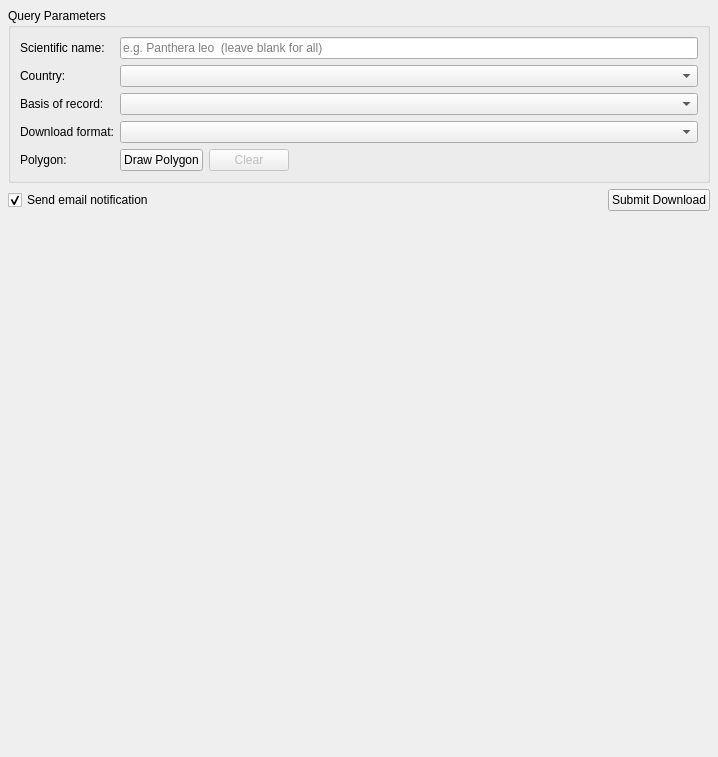
dimasciput/gbif-downloader-qgis-plugin, file gbif_downloader/gui/action_tab.ui: the form before one commit.
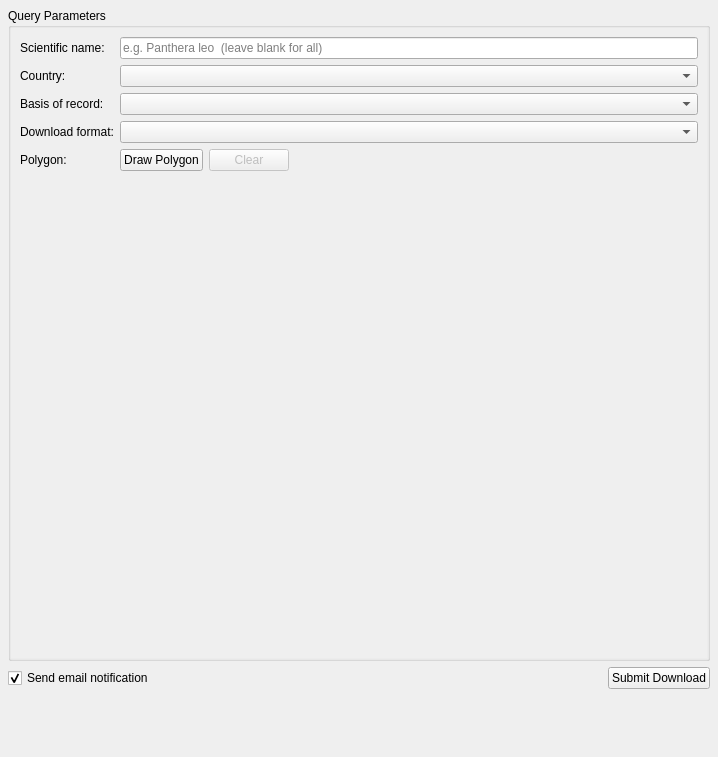
The form after the commit.

Commit message: Update country selection

```diff
--- a/gbif_downloader/gui/action_tab.ui
+++ b/gbif_downloader/gui/action_tab.ui
@@ -25,10 +25,55 @@
    </property>
    <item>
     <widget class="QGroupBox" name="params_group">
+     <property name="sizePolicy">
+      <sizepolicy hsizetype="Preferred" vsizetype="Expanding">
+       <horstretch>0</horstretch>
+       <verstretch>1</verstretch>
+      </sizepolicy>
+     </property>
      <property name="title">
       <string>Query Parameters</string>
      </property>
-     <layout class="QFormLayout" name="formLayout">
+     <layout class="QVBoxLayout" name="paramsGroupLayout">
+      <property name="leftMargin">
+       <number>0</number>
+      </property>
+      <property name="topMargin">
+       <number>0</number>
+      </property>
+      <property name="rightMargin">
+       <number>0</number>
+      </property>
+      <property name="bottomMargin">
+       <number>0</number>
+      </property>
+      <item>
+       <widget class="QScrollArea" name="params_scroll">
+        <property name="sizePolicy">
+         <sizepolicy hsizetype="Expanding" vsizetype="Expanding">
+          <horstretch>0</horstretch>
+          <verstretch>1</verstretch>
+         </sizepolicy>
+        </property>
+        <property name="horizontalScrollBarPolicy">
+         <enum>Qt::ScrollBarAlwaysOff</enum>
+        </property>
+        <property name="frameShape">
+         <enum>QFrame::NoFrame</enum>
+        </property>
+        <property name="widgetResizable">
+         <bool>true</bool>
+        </property>
+        <widget class="QWidget" name="params_scroll_content">
+         <property name="geometry">
+          <rect>
+           <x>0</x>
+           <y>0</y>
+           <width>698</width>
+           <height>220</height>
+          </rect>
+         </property>
+         <layout class="QFormLayout" name="formLayout">
       <item row="0" column="0">
        <widget class="QLabel" name="label_species">
         <property name="text">
@@ -129,6 +174,10 @@
           </spacer>
          </item>
         </layout>
+       </widget>
+      </item>
+         </layout>
+        </widget>
        </widget>
       </item>
      </layout>
```
The commit also changes 2 other files.
